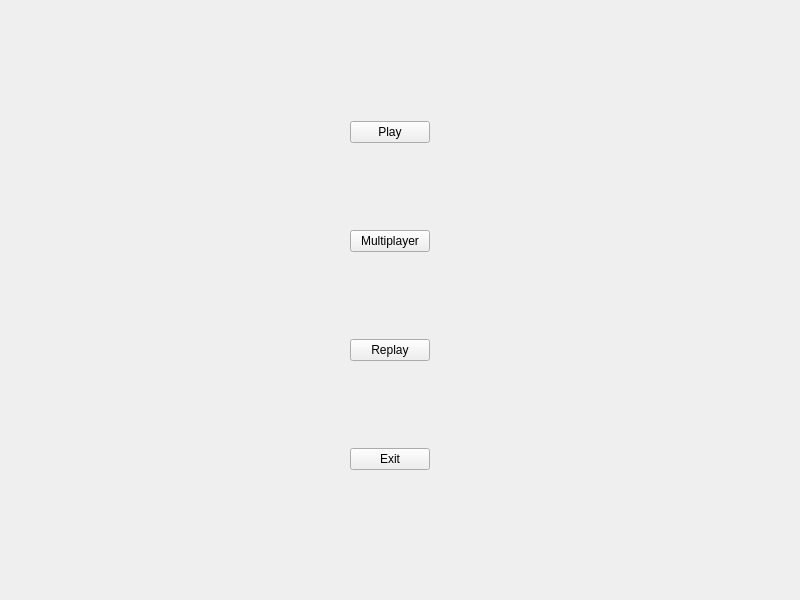
Above: src/mainmenu.ui from parni-mlaticky/ICP before the change. Below: the same form after it.
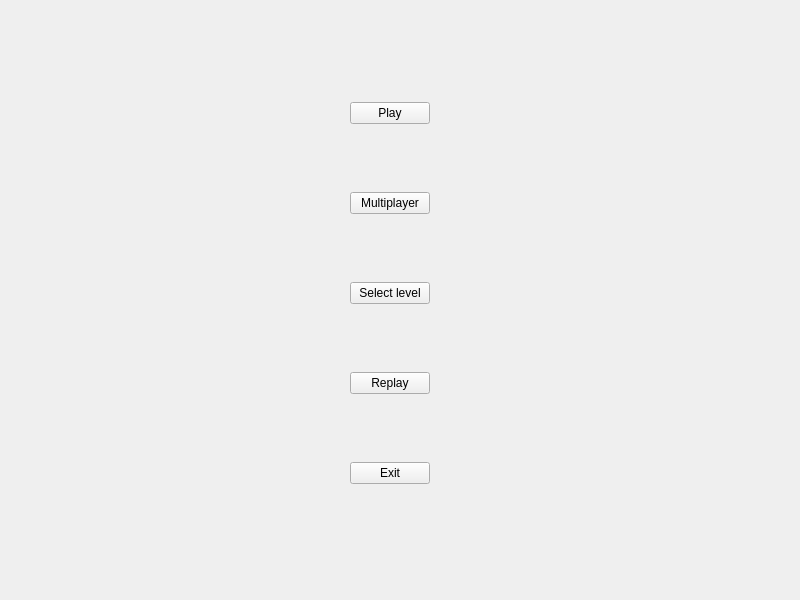
That is the form after the change.

Commit message: Simple main menu with load level

The edit to the form file:
```diff
--- a/src/mainmenu.ui
+++ b/src/mainmenu.ui
@@ -46,6 +46,16 @@
             </property>
           </widget>
         </item>
+        <item alignment="Qt::AlignHCenter">
+          <widget class="QPushButton" name="selectLevelButton">
+            <property name="text">
+              <string>Select level</string>
+            </property>
+            <property name="flat">
+              <bool>false</bool>
+            </property>
+          </widget>
+        </item>
         <item alignment="Qt::AlignHCenter">
           <widget class="QPushButton" name="replayButton">
             <property name="text">
```
The commit also changes 11 other files.
